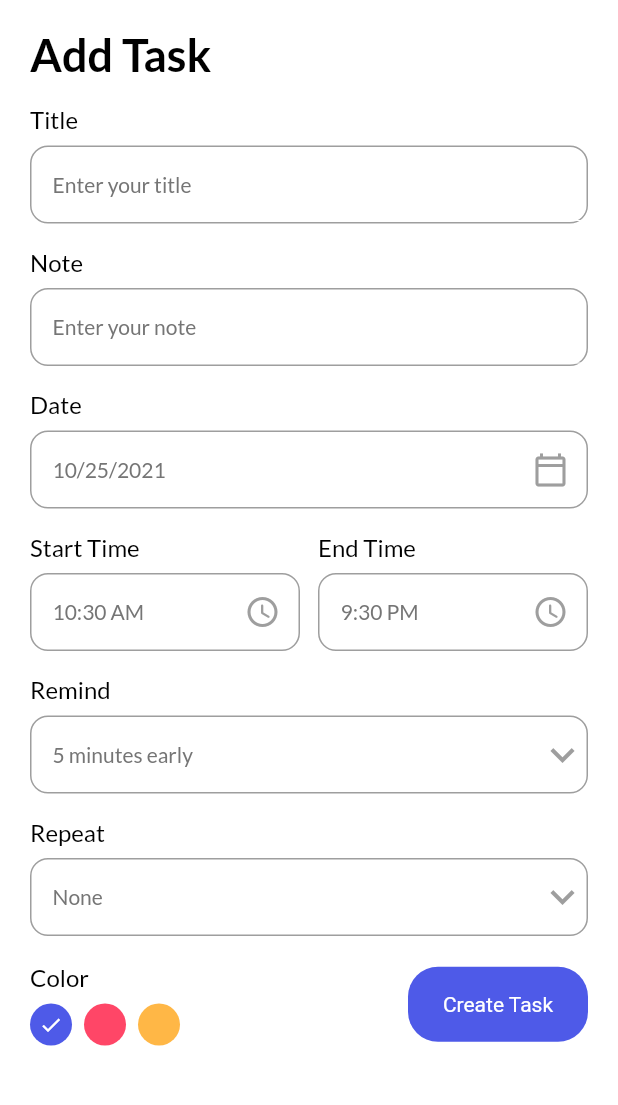
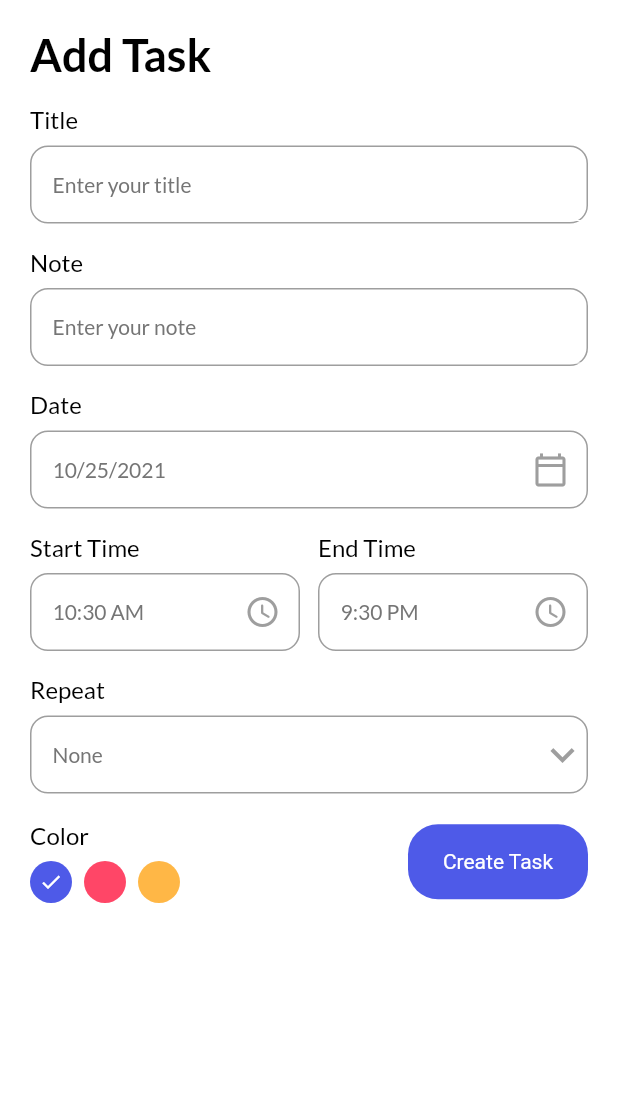
Before and after one commit to jyryuitpro/nada, a Flutter app: the AddTaskPage screen opened directly, on a phone screen of 412 x 824 dp, the part 57-1162 px from its top. Run offline on Flutter 3.47's test engine with Material 2 defaults, Android fonts, the phone set to English and light mode, and no system bars; our stand-ins replace animated_splash_screen, date_picker_timeline, flutter_local_notifications, flutter_native_timezone, flutter_staggered_animations, flutter_svg and 5 more; accounts and stored records are empty.

Commit message:
2021.10.26 - 수정 0001

```diff
--- a/lib/ui/add_task_page.dart
+++ b/lib/ui/add_task_page.dart
@@ -116,33 +116,33 @@ class _AddTaskPageState extends State<AddTaskPage> {
                   ),
                 ],
               ),
-              MyInputField(
-                title: 'Remind',
-                hint: '$_selectedRemind minutes early',
-                widget: DropdownButton(
-                  icon: Icon(
-                    Icons.keyboard_arrow_down,
-                    color: Colors.grey,
-                  ),
-                  iconSize: 32,
-                  elevation: 4,
-                  style: subTitleStyle,
-                  underline: Container(
-                    height: 0,
-                  ),
-                  onChanged: (String? newValue) {
-                    setState(() {
-                      _selectedRemind = int.parse(newValue!);
-                    });
-                  },
-                  items: remindList.map<DropdownMenuItem<String>>((int value) {
-                    return DropdownMenuItem<String>(
-                      value: value.toString(),
-                      child: Text(value.toString()),
-                    );
-                  }).toList(),
-                ),
-              ),
+              // MyInputField(
+              //   title: 'Remind',
+              //   hint: '$_selectedRemind minutes early',
+              //   widget: DropdownButton(
+              //     icon: Icon(
+              //       Icons.keyboard_arrow_down,
+              //       color: Colors.grey,
+              //     ),
+              //     iconSize: 32,
+              //     elevation: 4,
+              //     style: subTitleStyle,
+              //     underline: Container(
+              //       height: 0,
+              //     ),
+              //     onChanged: (String? newValue) {
+              //       setState(() {
+              //         _selectedRemind = int.parse(newValue!);
+              //       });
+              //     },
+              //     items: remindList.map<DropdownMenuItem<String>>((int value) {
+              //       return DropdownMenuItem<String>(
+              //         value: value.toString(),
+              //         child: Text(value.toString()),
+              //       );
+              //     }).toList(),
+              //   ),
+              // ),
               MyInputField(
                 title: 'Repeat',
                 hint: '$_selectedRepeat',
```
